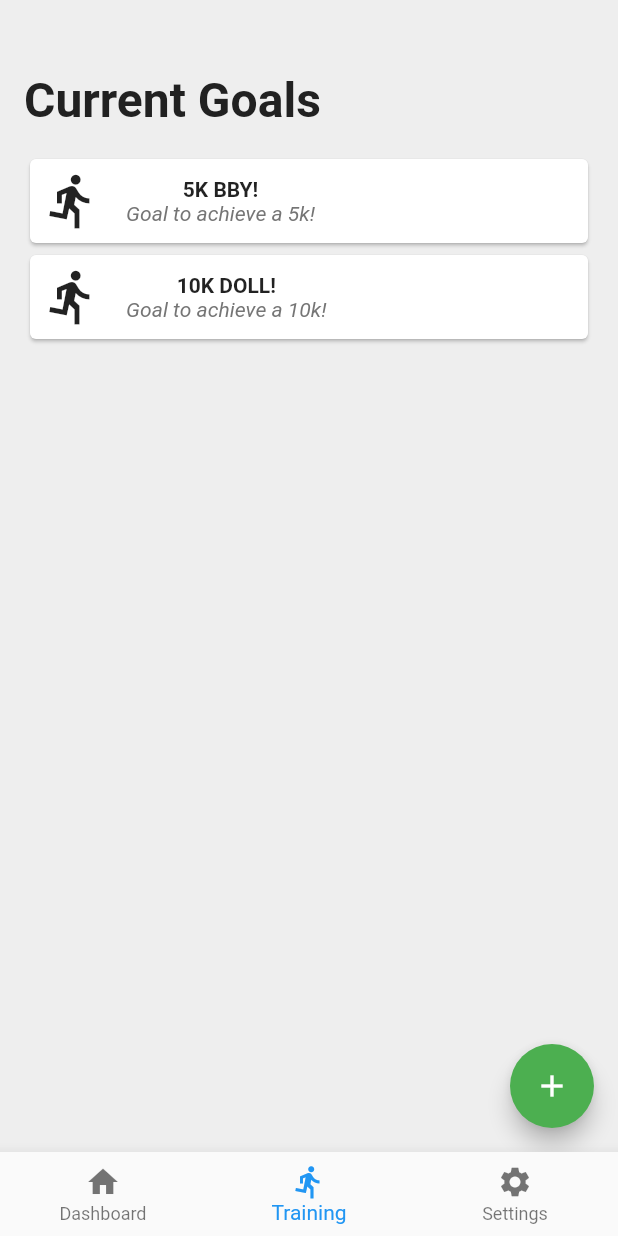
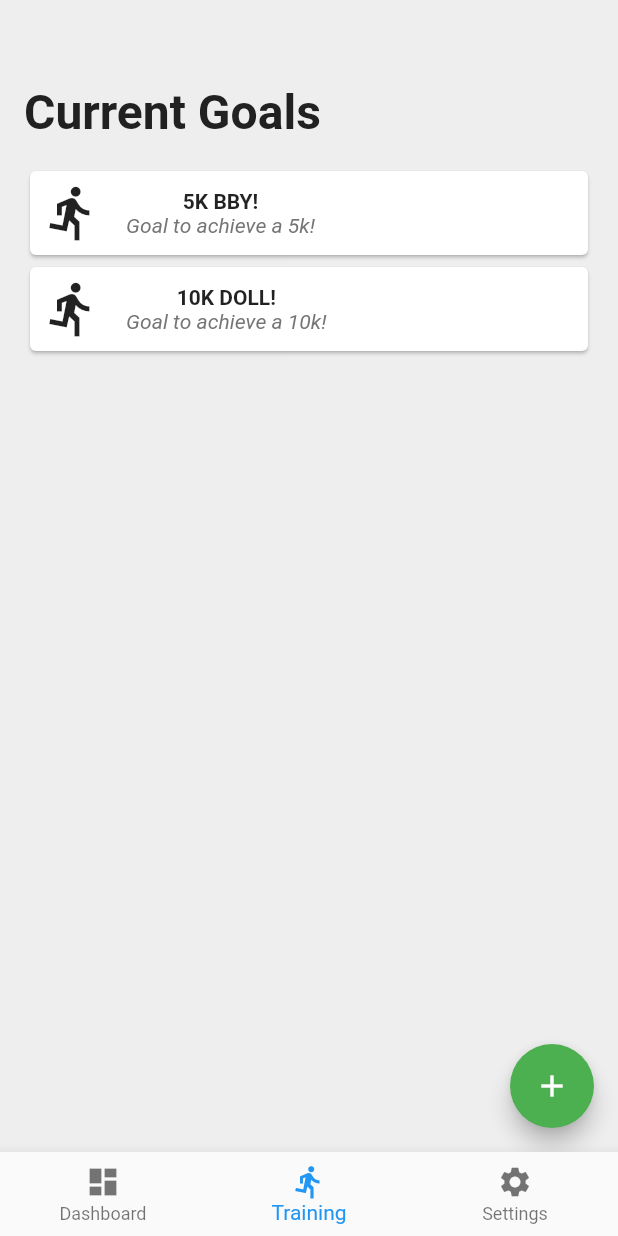
Before and after one commit to Jobbers12/TRAINER, a Flutter app: the screen it shows after launch, item 2 of the bottom bar chosen, on a phone screen of 412 x 824 dp. Run offline on Flutter 3.47's test engine with Material 2 defaults, Android fonts, the phone set to English and light mode, and no system bars; our stand-ins replace sqflite; accounts and stored records are empty; network calls fail.

```diff
--- a/lib/navigation/BottomNavigation.dart
+++ b/lib/navigation/BottomNavigation.dart
@@ -42,7 +42,7 @@ class _BottomNavigationState extends State<BottomNavigation> {
         currentIndex: _currentIndex,
         items: [
           new BottomNavigationBarItem(
-            icon: Icon(Icons.home),
+            icon: Icon(Icons.dashboard),
             title: Text('Dashboard'),
           ),
           new BottomNavigationBarItem(
--- a/lib/styles/Styles.dart
+++ b/lib/styles/Styles.dart
@@ -12,7 +12,7 @@ class Styles {
   static final Color inActiveColor = Colors.grey[350];
 
 
-  static const EdgeInsets globalPagePadding = EdgeInsets.fromLTRB(16.0, 40.0, 16.0, 16.0); // Padding for the entire page
+  static const EdgeInsets globalPagePadding = EdgeInsets.fromLTRB(16.0, 48.0, 16.0, 16.0); // Padding for the entire page
   static const EdgeInsets headingPadding = EdgeInsets.fromLTRB(0, 8.0, 0, 16.0);
 
 
```
Also changed, not shown: lib/routes/SessionsViewer.dart (+12 -1 lines), lib/routes/Session.dart (line endings or trailing spaces).
